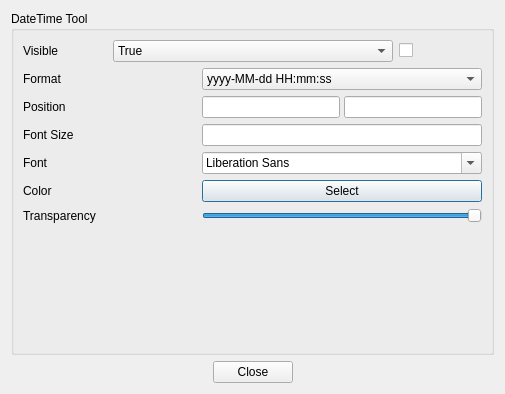
First picture: the form in src/othertools/othersetdialog.ui, repository dependon/fantascene-dynamic-wallpaper, before the edit.
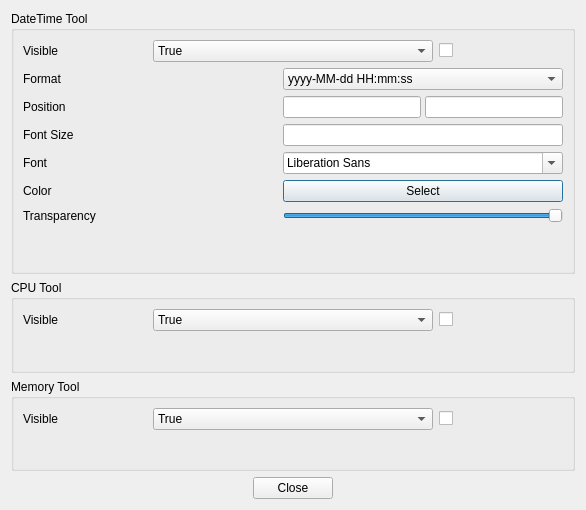
Second picture: the form after the edit.

Commit message: update cpu and memory tools

The edit to the form file:
```diff
--- a/src/othertools/othersetdialog.ui
+++ b/src/othertools/othersetdialog.ui
@@ -6,14 +6,14 @@
    <rect>
     <x>0</x>
     <y>0</y>
-    <width>505</width>
-    <height>394</height>
+    <width>586</width>
+    <height>510</height>
    </rect>
   </property>
   <property name="windowTitle">
    <string>Dialog</string>
   </property>
-  <layout class="QVBoxLayout" name="verticalLayout">
+  <layout class="QVBoxLayout" name="verticalLayout_4">
    <item>
     <widget class="QGroupBox" name="groupBox">
      <property name="title">
@@ -316,6 +316,138 @@
      </layout>
     </widget>
    </item>
+   <item>
+    <widget class="QGroupBox" name="groupBox_2">
+     <property name="title">
+      <string>CPU Tool</string>
+     </property>
+     <layout class="QVBoxLayout" name="verticalLayout_3">
+      <item>
+       <layout class="QHBoxLayout" name="horizontalLayout_8">
+        <item>
+         <widget class="QLabel" name="label_8">
+          <property name="text">
+           <string>Visible</string>
+          </property>
+         </widget>
+        </item>
+        <item>
+         <widget class="QComboBox" name="CpuVcombox">
+          <property name="minimumSize">
+           <size>
+            <width>280</width>
+            <height>0</height>
+           </size>
+          </property>
+          <property name="maximumSize">
+           <size>
+            <width>280</width>
+            <height>16777215</height>
+           </size>
+          </property>
+          <item>
+           <property name="text">
+            <string>True</string>
+           </property>
+          </item>
+          <item>
+           <property name="text">
+            <string>False</string>
+           </property>
+          </item>
+         </widget>
+        </item>
+        <item>
+         <widget class="QCheckBox" name="checkBoxShow_2">
+          <property name="text">
+           <string/>
+          </property>
+         </widget>
+        </item>
+       </layout>
+      </item>
+      <item>
+       <spacer name="verticalSpacer_2">
+        <property name="orientation">
+         <enum>Qt::Vertical</enum>
+        </property>
+        <property name="sizeHint" stdset="0">
+         <size>
+          <width>20</width>
+          <height>30</height>
+         </size>
+        </property>
+       </spacer>
+      </item>
+     </layout>
+    </widget>
+   </item>
+   <item>
+    <widget class="QGroupBox" name="groupBox_3">
+     <property name="title">
+      <string>Memory Tool</string>
+     </property>
+     <layout class="QVBoxLayout" name="verticalLayout">
+      <item>
+       <layout class="QHBoxLayout" name="horizontalLayout_9">
+        <item>
+         <widget class="QLabel" name="label_9">
+          <property name="text">
+           <string>Visible</string>
+          </property>
+         </widget>
+        </item>
+        <item>
+         <widget class="QComboBox" name="MemoryVcombox">
+          <property name="minimumSize">
+           <size>
+            <width>280</width>
+            <height>0</height>
+           </size>
+          </property>
+          <property name="maximumSize">
+           <size>
+            <width>280</width>
+            <height>16777215</height>
+           </size>
+          </property>
+          <item>
+           <property name="text">
+            <string>True</string>
+           </property>
+          </item>
+          <item>
+           <property name="text">
+            <string>False</string>
+           </property>
+          </item>
+         </widget>
+        </item>
+        <item>
+         <widget class="QCheckBox" name="checkBoxShow_3">
+          <property name="text">
+           <string/>
+          </property>
+         </widget>
+        </item>
+       </layout>
+      </item>
+      <item>
+       <spacer name="verticalSpacer_3">
+        <property name="orientation">
+         <enum>Qt::Vertical</enum>
+        </property>
+        <property name="sizeHint" stdset="0">
+         <size>
+          <width>20</width>
+          <height>30</height>
+         </size>
+        </property>
+       </spacer>
+      </item>
+     </layout>
+    </widget>
+   </item>
    <item>
     <layout class="QHBoxLayout" name="horizontalLayout_3">
      <item>
```
The commit also changes 14 other files.
